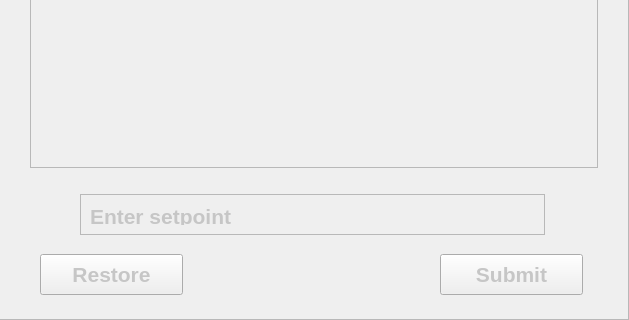
Adamliu1/ENGF0001_GUI, file Bio_Reactor/Bioreactor.ui: the form before one commit; both pictures show x 171 to 800 and y 280 to 600 of the 800 by 600 pixel window.
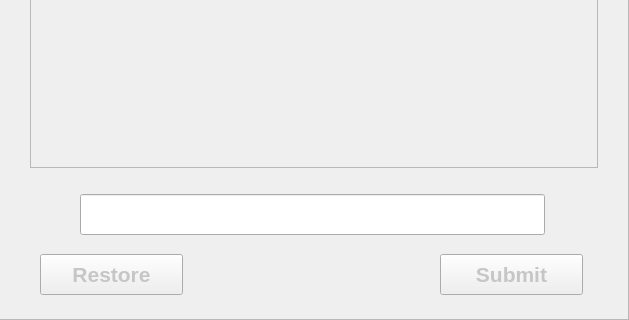
The form after the commit. The open tabs and pages were chosen to show the change. Icons and pictures are not drawn.

Commit message: finished two ui page

```diff
--- a/Bio_Reactor/Bioreactor.ui
+++ b/Bio_Reactor/Bioreactor.ui
@@ -1585,66 +1585,6 @@
              <enum>QFrame::Raised</enum>
             </property>
            </widget>
-           <widget class="QFrame" name="frame_10">
-            <property name="geometry">
-             <rect>
-              <x>60</x>
-              <y>450</y>
-              <width>465</width>
-              <height>41</height>
-             </rect>
-            </property>
-            <property name="styleSheet">
-             <string notr="true">QFrame{
-	border-image: url(:/background.png/enter_bar.png);
-}
-
-QFrame:hover {
-	border-image: url(:/background.png/enter_bar_selected.png);
-}</string>
-            </property>
-            <property name="frameShape">
-             <enum>QFrame::StyledPanel</enum>
-            </property>
-            <property name="frameShadow">
-             <enum>QFrame::Raised</enum>
-            </property>
-            <widget class="QLabel" name="Temperature_15">
-             <property name="geometry">
-              <rect>
-               <x>10</x>
-               <y>10</y>
-               <width>171</width>
-               <height>21</height>
-              </rect>
-             </property>
-             <property name="font">
-              <font>
-               <family>Arial</family>
-               <pointsize>16</pointsize>
-               <weight>75</weight>
-               <italic>false</italic>
-               <bold>true</bold>
-              </font>
-             </property>
-             <property name="styleSheet">
-              <string notr="true">border-image:none;
-color: rgb(198, 198, 198);</string>
-             </property>
-             <property name="text">
-              <string>Enter setpoint</string>
-             </property>
-             <property name="scaledContents">
-              <bool>false</bool>
-             </property>
-             <property name="alignment">
-              <set>Qt::AlignLeading|Qt::AlignLeft|Qt::AlignTop</set>
-             </property>
-             <property name="margin">
-              <number>0</number>
-             </property>
-            </widget>
-           </widget>
            <widget class="QLabel" name="label_14">
             <property name="geometry">
              <rect>
@@ -1661,6 +1601,44 @@
              <string/>
             </property>
            </widget>
+           <widget class="QLineEdit" name="tmp_getinput_setpt">
+            <property name="geometry">
+             <rect>
+              <x>60</x>
+              <y>450</y>
+              <width>465</width>
+              <height>41</height>
+             </rect>
+            </property>
+            <property name="font">
+             <font>
+              <family>Arial</family>
+              <pointsize>16</pointsize>
+              <weight>75</weight>
+              <bold>true</bold>
+             </font>
+            </property>
+            <property name="styleSheet">
+             <string notr="true">QLineEdit {
+	border-image: url(:/background.png/enter_bar.png);
+	color: rgb(255, 255, 255);
+	padding-left:20px;
+	padding-right: 20px;
+}
+
+QLineEdit:hover {
+
+	border-image: url(:/background.png/enter_bar_selected.png);
+}
+
+QLineEdit:focus {
+	border-image: url(:/background.png/enter_bar_selected.png);
+}</string>
+            </property>
+            <property name="placeholderText">
+             <string>Enter Setpoint</string>
+            </property>
+           </widget>
           </widget>
           <widget class="QWidget" name="page"/>
          </widget>
```
Left out of the diff: 40 changed lines with no effect on the pictures. The commit also changes 6 other files.
